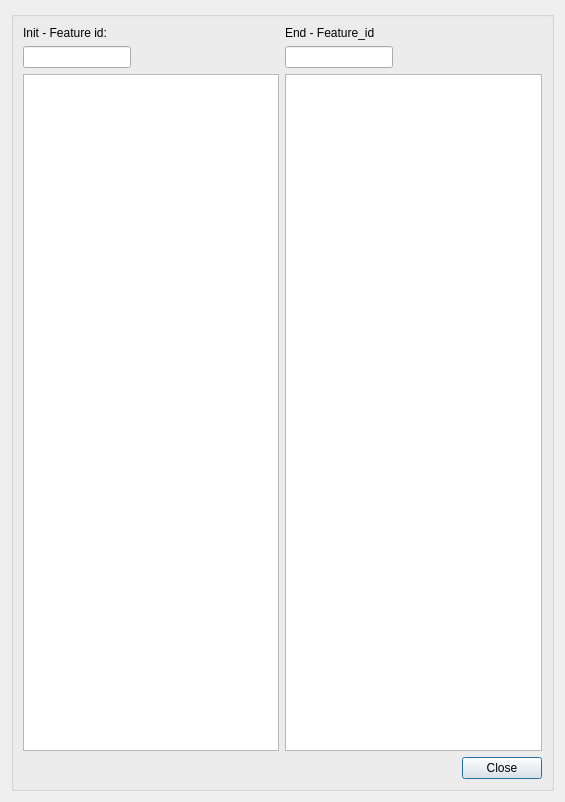
The window that search/ui/list_items.ui (Giswater/giswater_qgis_plugin) describes before a commit, drawn with Qt 5.
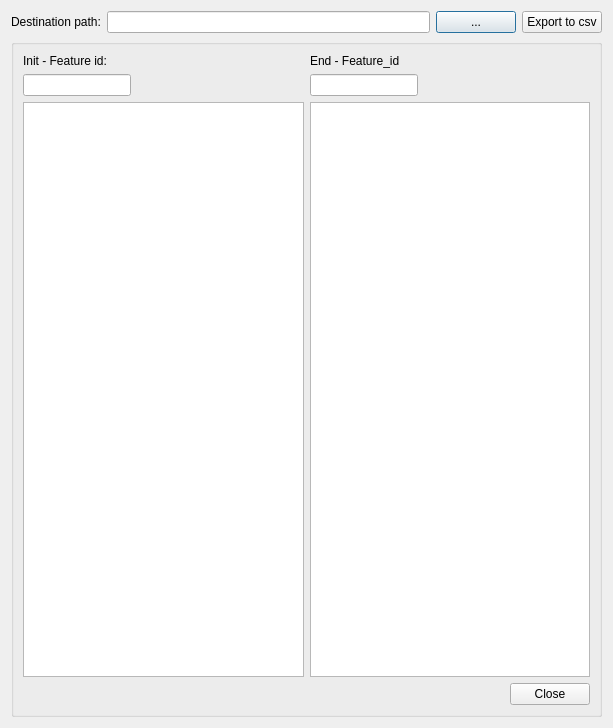
The same window after the commit.

Diff of the .ui file:
```diff
--- a/search/ui/list_items.ui
+++ b/search/ui/list_items.ui
@@ -6,8 +6,8 @@
    <rect>
     <x>0</x>
     <y>0</y>
-    <width>565</width>
-    <height>802</height>
+    <width>613</width>
+    <height>728</height>
    </rect>
   </property>
   <property name="sizePolicy">
@@ -19,34 +19,42 @@
   <property name="windowTitle">
    <string>Workcat search</string>
   </property>
-  <layout class="QGridLayout" name="verticalLayout_4">
-   <item row="0" column="0">
+  <layout class="QVBoxLayout" name="verticalLayout">
+   <item>
+    <layout class="QHBoxLayout" name="horizontalLayout">
+     <item>
+      <widget class="QLabel" name="label">
+       <property name="text">
+        <string>Destination path:</string>
+       </property>
+      </widget>
+     </item>
+     <item>
+      <widget class="QLineEdit" name="txt_path"/>
+     </item>
+     <item>
+      <widget class="QPushButton" name="btn_path">
+       <property name="text">
+        <string>...</string>
+       </property>
+      </widget>
+     </item>
+     <item>
+      <widget class="QPushButton" name="export_to_csv">
+       <property name="text">
+        <string>Export to csv</string>
+       </property>
+      </widget>
+     </item>
+    </layout>
+   </item>
+   <item>
     <widget class="QGroupBox" name="groupBox">
      <property name="title">
       <string/>
      </property>
      <layout class="QGridLayout" name="verticalLayout_3">
-      <item row="2" column="4" colspan="3">
-       <widget class="QTableView" name="tbl_psm_end">
-        <property name="sizePolicy">
-         <sizepolicy hsizetype="Minimum" vsizetype="Expanding">
-          <horstretch>0</horstretch>
-          <verstretch>0</verstretch>
-         </sizepolicy>
-        </property>
-       </widget>
-      </item>
-      <item row="2" column="0" colspan="3">
-       <widget class="QTableView" name="tbl_psm">
-        <property name="sizePolicy">
-         <sizepolicy hsizetype="Minimum" vsizetype="Expanding">
-          <horstretch>0</horstretch>
-          <verstretch>0</verstretch>
-         </sizepolicy>
-        </property>
-       </widget>
-      </item>
-      <item row="1" column="0">
+      <item row="2" column="0">
        <widget class="QLineEdit" name="txt_name">
         <property name="sizePolicy">
          <sizepolicy hsizetype="Fixed" vsizetype="Fixed">
@@ -59,20 +67,7 @@
         </property>
        </widget>
       </item>
-      <item row="1" column="5" colspan="2">
-       <spacer name="horizontalSpacer_3">
-        <property name="orientation">
-         <enum>Qt::Horizontal</enum>
-        </property>
-        <property name="sizeHint" stdset="0">
-         <size>
-          <width>40</width>
-          <height>20</height>
-         </size>
-        </property>
-       </spacer>
-      </item>
-      <item row="1" column="4">
+      <item row="2" column="4">
        <widget class="QLineEdit" name="txt_name_end">
         <property name="sizePolicy">
          <sizepolicy hsizetype="Fixed" vsizetype="Fixed">
@@ -82,7 +77,17 @@
         </property>
        </widget>
       </item>
-      <item row="3" column="6">
+      <item row="3" column="0" colspan="3">
+       <widget class="QTableView" name="tbl_psm">
+        <property name="sizePolicy">
+         <sizepolicy hsizetype="Minimum" vsizetype="Expanding">
+          <horstretch>0</horstretch>
+          <verstretch>0</verstretch>
+         </sizepolicy>
+        </property>
+       </widget>
+      </item>
+      <item row="4" column="6">
        <widget class="QPushButton" name="btn_close">
         <property name="sizePolicy">
          <sizepolicy hsizetype="Fixed" vsizetype="Fixed">
@@ -95,33 +100,56 @@
         </property>
        </widget>
       </item>
-      <item row="0" column="0">
+      <item row="2" column="5" colspan="2">
+       <spacer name="horizontalSpacer_3">
+        <property name="orientation">
+         <enum>Qt::Horizontal</enum>
+        </property>
+        <property name="sizeHint" stdset="0">
+         <size>
+          <width>40</width>
+          <height>20</height>
+         </size>
+        </property>
+       </spacer>
+      </item>
+      <item row="3" column="4" colspan="3">
+       <widget class="QTableView" name="tbl_psm_end">
+        <property name="sizePolicy">
+         <sizepolicy hsizetype="Minimum" vsizetype="Expanding">
+          <horstretch>0</horstretch>
+          <verstretch>0</verstretch>
+         </sizepolicy>
+        </property>
+       </widget>
+      </item>
+      <item row="2" column="1" colspan="2">
+       <spacer name="horizontalSpacer_2">
+        <property name="orientation">
+         <enum>Qt::Horizontal</enum>
+        </property>
+        <property name="sizeHint" stdset="0">
+         <size>
+          <width>80</width>
+          <height>20</height>
+         </size>
+        </property>
+       </spacer>
+      </item>
+      <item row="1" column="0">
        <widget class="QLabel" name="label_init">
         <property name="text">
          <string>Init - Feature id:</string>
         </property>
        </widget>
       </item>
-      <item row="0" column="4">
+      <item row="1" column="4">
        <widget class="QLabel" name="label_end">
         <property name="text">
          <string>End - Feature_id</string>
         </property>
        </widget>
       </item>
-      <item row="1" column="1" colspan="2">
-       <spacer name="horizontalSpacer_2">
-        <property name="orientation">
-         <enum>Qt::Horizontal</enum>
-        </property>
-        <property name="sizeHint" stdset="0">
-         <size>
-          <width>80</width>
-          <height>20</height>
-         </size>
-        </property>
-       </spacer>
-      </item>
      </layout>
     </widget>
    </item>
```
